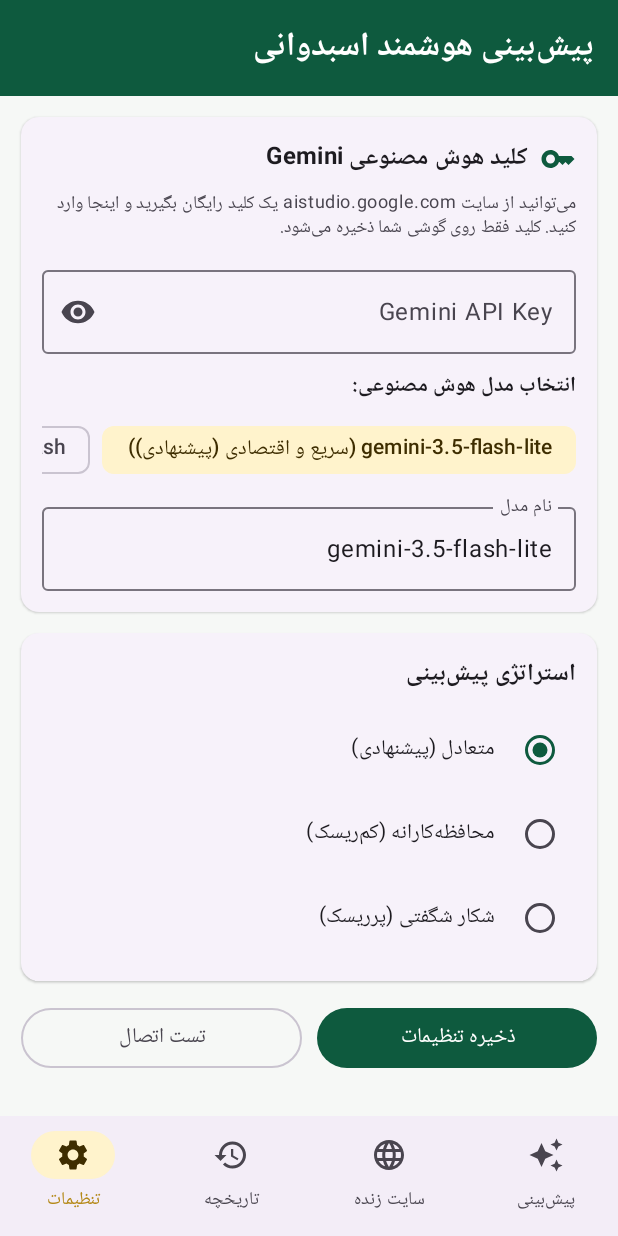
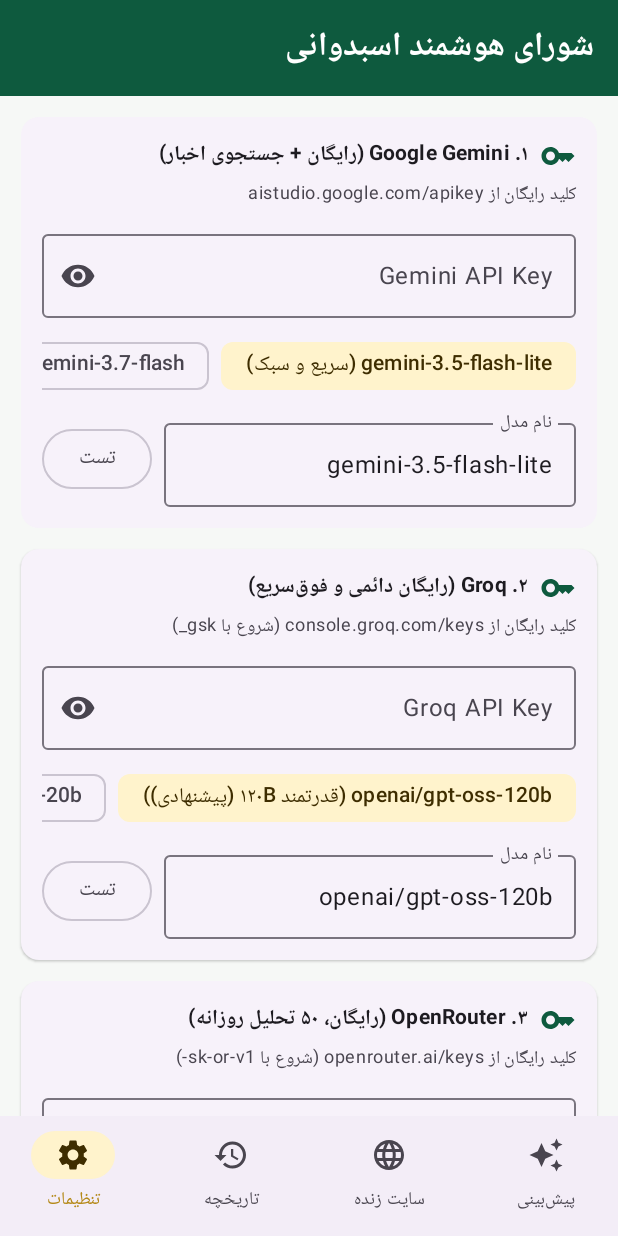
Before and after one commit to EminTm/Asbdavani, an Android app built with Jetpack Compose: the screen it shows after launch (MainActivity), item 4 of the bottom bar chosen, on a phone screen of 412 x 824 dp. Run offline under Robolectric (Android 15) with nearby library versions, the phone set to English and light mode, and no system bars.

Commit message:
Refactor MainScreen and update API key handling

```diff
--- a/app/src/main/java/com/asbai/predictor/ui/screens/MainScreen.kt
+++ b/app/src/main/java/com/asbai/predictor/ui/screens/MainScreen.kt
@@ -23,6 +23,7 @@ import androidx.compose.foundation.verticalScroll
 import androidx.compose.material.icons.Icons
 import androidx.compose.material.icons.automirrored.filled.ArrowBack
 import androidx.compose.material.icons.filled.AutoAwesome
+import androidx.compose.material.icons.filled.CheckCircle
 import androidx.compose.material.icons.filled.Close
 import androidx.compose.material.icons.filled.ContentPaste
 import androidx.compose.material.icons.filled.Delete
@@ -71,6 +72,7 @@ import androidx.compose.runtime.remember
 import androidx.compose.runtime.setValue
 import androidx.compose.ui.Alignment
 import androidx.compose.ui.Modifier
+import androidx.compose.ui.graphics.Color
 import androidx.compose.ui.platform.LocalClipboardManager
 import androidx.compose.ui.platform.LocalContext
 import androidx.compose.ui.text.font.FontWeight
@@ -96,7 +98,7 @@ fun MainScreen(viewModel: MainViewModel) {
             TopAppBar(
                 title = {
                     Text(
-                        text = "پیش‌بینی هوشمند اسبدوانی",
+                        text = "شورای هوشمند اسبدوانی",
                         fontWeight = FontWeight.Bold
                     )
                 },
@@ -215,6 +217,8 @@ private fun PredictTab(state: MainUiState, viewModel: MainViewModel) {
     var showRawData by remember { mutableStateOf(true) }
     var showNewsNotes by remember { mutableStateOf(false) }
 
+    val hasAnyKey = state.apiKey.isNotBlank() || state.groqApiKey.isNotBlank() || state.openRouterApiKey.isNotBlank()
+
     Column(
         modifier = Modifier
             .fillMaxSize()
@@ -222,26 +226,29 @@ private fun PredictTab(state: MainUiState, viewModel: MainViewModel) {
             .padding(12.dp),
         verticalArrangement = Arrangement.spacedBy(12.dp)
     ) {
-        if (state.apiKey.isBlank()) {
         ElevatedCard(
             modifier = Modifier.fillMaxWidth(),
             colors = CardDefaults.elevatedCardColors(
-                    containerColor = MaterialTheme.colorScheme.secondaryContainer
+                containerColor = MaterialTheme.colorScheme.surfaceVariant
             )
         ) {
             Row(
-                    modifier = Modifier.padding(12.dp),
-                    verticalAlignment = Alignment.CenterVertically,
-                    horizontalArrangement = Arrangement.SpaceBetween
+                modifier = Modifier
+                    .fillMaxWidth()
+                    .padding(horizontal = 12.dp, vertical = 8.dp),
+                horizontalArrangement = Arrangement.SpaceBetween,
+                verticalAlignment = Alignment.CenterVertically
             ) {
-                    Text(
-                        text = "کلید هوش مصنوعی جمنای هنوز ثبت نشده است.",
-                        style = MaterialTheme.typography.bodySmall,
-                        modifier = Modifier.weight(1f)
-                    )
+                Row(
+                    horizontalArrangement = Arrangement.spacedBy(10.dp),
+                    verticalAlignment = Alignment.CenterVertically
+                ) {
+                    CouncilMemberBadge("Gemini", state.apiKey.isNotBlank())
+                    CouncilMemberBadge("Groq", state.groqApiKey.isNotBlank())
+                    CouncilMemberBadge("OpenRouter", state.openRouterApiKey.isNotBlank())
+                }
                 TextButton(onClick = { viewModel.selectTab(AppTab.SETTINGS) }) {
-                        Text("ثبت کلید")
-                    }
+                    Text(if (hasAnyKey) "تنظیم کلیدها" else "ثبت کلید")
                 }
             }
         }
@@ -383,7 +390,6 @@ private fun PredictTab(state: MainUiState, viewModel: MainViewModel) {
             }
         }
 
-        // اخبار، جستجوی گوگل و نکات پیست
         OutlinedCard(modifier = Modifier.fillMaxWidth()) {
             Column(modifier = Modifier.padding(12.dp)) {
                 Row(
@@ -408,7 +414,7 @@ private fun PredictTab(state: MainUiState, viewModel: MainViewModel) {
                                 fontWeight = FontWeight.Bold
                             )
                             Text(
-                                text = "بررسی آخرین اخبار، حواشی و پیست قبل از تحلیل",
+                                text = "توسط Gemini جستجو و با کل شورا به اشتراک گذاشته می‌شود",
                                 style = MaterialTheme.typography.labelSmall,
                                 color = MaterialTheme.colorScheme.onSurfaceVariant
                             )
@@ -467,11 +473,11 @@ private fun PredictTab(state: MainUiState, viewModel: MainViewModel) {
                     color = MaterialTheme.colorScheme.onPrimary
                 )
                 Spacer(Modifier.width(10.dp))
-                Text("در حال تحلیل و بررسی اخبار...")
+                Text("شورا در حال تحلیل همزمان...")
             } else {
                 Icon(Icons.Default.AutoAwesome, contentDescription = null)
                 Spacer(Modifier.width(8.dp))
-                Text("شروع پیش‌بینی، اخبار و رادار کورس", fontWeight = FontWeight.Bold)
+                Text("تحلیل همزمان با شورای هوش مصنوعی", fontWeight = FontWeight.Bold)
             }
         }
 
@@ -490,6 +496,25 @@ private fun PredictTab(state: MainUiState, viewModel: MainViewModel) {
                 }
             )
         }
+    }
+}
+
+@Composable
+private fun CouncilMemberBadge(name: String, active: Boolean) {
+    Row(verticalAlignment = Alignment.CenterVertically) {
+        Icon(
+            imageVector = Icons.Default.CheckCircle,
+            contentDescription = null,
+            tint = if (active) Color(0xFF1B8A5A) else Color(0xFF9E9E9E),
+            modifier = Modifier.width(15.dp).height(15.dp)
+        )
+        Spacer(Modifier.width(3.dp))
+        Text(
+            text = name,
+            style = MaterialTheme.typography.labelMedium,
+            fontWeight = if (active) FontWeight.Bold else FontWeight.Normal,
+            color = if (active) MaterialTheme.colorScheme.onSurface else Color(0xFF757575)
+        )
     }
 }
 
@@ -676,15 +701,16 @@ private fun HistoryTab(state: MainUiState, viewModel: MainViewModel) {
 
 @Composable
 private fun SettingsTab(state: MainUiState, viewModel: MainViewModel) {
-    var apiKeyInput by remember(state.apiKey) { mutableStateOf(state.apiKey) }
-    var modelInput by remember(state.selectedModel) { mutableStateOf(state.selectedModel) }
+    var geminiKeyInput by remember(state.apiKey) { mutableStateOf(state.apiKey) }
+    var geminiModelInput by remember(state.selectedModel) { mutableStateOf(state.selectedModel) }
+
+    var groqKeyInput by remember(state.groqApiKey) { mutableStateOf(state.groqApiKey) }
+    var groqModelInput by remember(state.groqModel) { mutableStateOf(state.groqModel) }
+
+    var orKeyInput by remember(state.openRouterApiKey) { mutableStateOf(state.openRouterApiKey) }
+    var orModelInput by remember(state.openRouterModel) { mutableStateOf(state.openRouterModel) }
+
     var selectedRisk by remember(state.riskProfile) { mutableStateOf(state.riskProfile) }
-    var showKey by remember { mutableStateOf(false) }
-
-    val presetModels = listOf(
-        "gemini-3.5-flash-lite" to "سریع و اقتصادی (پیشنهادی)",
-        "gemini-3.8-flash" to "تحلیل عمیق‌تر و دقیق‌تر"
-    )
 
     Column(
         modifier = Modifier
@@ -693,75 +719,58 @@ private fun SettingsTab(state: MainUiState, viewModel: MainViewModel) {
             .padding(14.dp),
         verticalArrangement = Arrangement.spacedBy(14.dp)
     ) {
-        ElevatedCard(modifier = Modifier.fillMaxWidth()) {
-            Column(modifier = Modifier.padding(14.dp)) {
-                Row(verticalAlignment = Alignment.CenterVertically) {
-                    Icon(Icons.Default.Key, contentDescription = null, tint = MaterialTheme.colorScheme.primary)
-                    Spacer(Modifier.width(8.dp))
-                    Text(
-                        text = "کلید هوش مصنوعی Gemini",
-                        style = MaterialTheme.typography.titleMedium,
-                        fontWeight = FontWeight.Bold
-                    )
-                }
-                Spacer(Modifier.height(6.dp))
-                Text(
-                    text = "می‌توانید از سایت aistudio.google.com یک کلید رایگان بگیرید و اینجا وارد کنید. کلید فقط روی گوشی شما ذخیره می‌شود.",
-                    style = MaterialTheme.typography.bodySmall,
-                    color = MaterialTheme.colorScheme.onSurfaceVariant
-                )
-                Spacer(Modifier.height(10.dp))
-                OutlinedTextField(
-                    value = apiKeyInput,
-                    onValueChange = { apiKeyInput = it },
-                    label = { Text("Gemini API Key") },
-                    singleLine = true,
-                    visualTransformation = if (showKey) VisualTransformation.None else PasswordVisualTransformation(),
-                    trailingIcon = {
-                        IconButton(onClick = { showKey = !showKey }) {
-                            Icon(
-                                imageVector = if (showKey) Icons.Default.VisibilityOff else Icons.Default.Visibility,
-                                contentDescription = "نمایش کلید"
-                            )
-                        }
-                    },
-                    modifier = Modifier.fillMaxWidth()
+        ProviderSettingsCard(
+            title = "۱. Google Gemini (رایگان + جستجوی اخبار)",
+            helperText = "کلید رایگان از aistudio.google.com/apikey",
+            keyLabel = "Gemini API Key",
+            apiKey = geminiKeyInput,
+            onApiKeyChange = { geminiKeyInput = it },
+            model = geminiModelInput,
+            onModelChange = { geminiModelInput = it },
+            presetModels = listOf(
+                "gemini-3.5-flash-lite" to "سریع و سبک",
+                "gemini-3.7-flash" to "متعادل",
+                "gemini-3.8-flash" to "دقیق‌تر"
+            ),
+            isTesting = state.isTestingKey,
+            onTestClick = { viewModel.testGeminiKey(geminiKeyInput, geminiModelInput) }
         )
 
-                Spacer(Modifier.height(10.dp))
-                Text(
-                    text = "انتخاب مدل هوش مصنوعی:",
-                    style = MaterialTheme.typography.labelLarge,
-                    fontWeight = FontWeight.Bold
+        ProviderSettingsCard(
+            title = "۲. Groq (رایگان دائمی و فوق‌سریع)",
+            helperText = "کلید رایگان از console.groq.com/keys (شروع با gsk_)",
+            keyLabel = "Groq API Key",
+            apiKey = groqKeyInput,
+            onApiKeyChange = { groqKeyInput = it },
+            model = groqModelInput,
+            onModelChange = { groqModelInput = it },
+            presetModels = listOf(
+                "openai/gpt-oss-120b" to "قدرتمند ۱۲۰B (پیشنهادی)",
+                "openai/gpt-oss-20b" to "بسیار سریع ۲۰B"
+            ),
+            isTesting = state.isTestingKey,
+            onTestClick = { viewModel.testGroqKey(groqKeyInput, groqModelInput) }
         )
-                Spacer(Modifier.height(6.dp))
-                Row(
-                    modifier = Modifier.horizontalScroll(rememberScrollState()),
-                    horizontalArrangement = Arrangement.spacedBy(8.dp)
-                ) {
-                    presetModels.forEach { (id, desc) ->
-                        FilterChip(
-                            selected = modelInput == id,
-                            onClick = { modelInput = id },
-                            label = { Text("$id ($desc)") }
+
+        ProviderSettingsCard(
+            title = "۳. OpenRouter (رایگان، ۵۰ تحلیل روزانه)",
+            helperText = "کلید رایگان از openrouter.ai/keys (شروع با sk-or-v1-)",
+            keyLabel = "OpenRouter API Key",
+            apiKey = orKeyInput,
+            onApiKeyChange = { orKeyInput = it },
+            model = orModelInput,
+            onModelChange = { orModelInput = it },
+            presetModels = listOf(
+                "openrouter/free" to "انتخاب خودکار بهترین مدل رایگان"
+            ),
+            isTesting = state.isTestingKey,
+            onTestClick = { viewModel.testOpenRouterKey(orKeyInput, orModelInput) }
         )
-                    }
-                }
-                Spacer(Modifier.height(6.dp))
-                OutlinedTextField(
-                    value = modelInput,
-                    onValueChange = { modelInput = it },
-                    label = { Text("نام مدل") },
-                    singleLine = true,
-                    modifier = Modifier.fillMaxWidth()
-                )
-            }
-        }
 
         ElevatedCard(modifier = Modifier.fillMaxWidth()) {
             Column(modifier = Modifier.padding(14.dp)) {
                 Text(
-                    text = "استراتژی پیش‌بینی",
+                    text = "استراتژی پیش‌بینی شورا",
                     style = MaterialTheme.typography.titleMedium,
                     fontWeight = FontWeight.Bold
                 )
@@ -785,30 +794,109 @@ private fun SettingsTab(state: MainUiState, viewModel: MainViewModel) {
             }
         }
 
+        Button(
+            onClick = {
+                viewModel.saveAllSettings(
+                    geminiKey = geminiKeyInput,
+                    geminiModel = geminiModelInput,
+                    groqKey = groqKeyInput,
+                    groqModel = groqModelInput,
+                    openRouterKey = orKeyInput,
+                    openRouterModel = orModelInput,
+                    riskProfile = selectedRisk
+                )
+            },
+            modifier = Modifier
+                .fillMaxWidth()
+                .height(50.dp)
+        ) {
+            Text("ذخیره همه تنظیمات", fontWeight = FontWeight.Bold)
+        }
+    }
+}
+
+@Composable
+private fun ProviderSettingsCard(
+    title: String,
+    helperText: String,
+    keyLabel: String,
+    apiKey: String,
+    onApiKeyChange: (String) -> Unit,
+    model: String,
+    onModelChange: (String) -> Unit,
+    presetModels: List<Pair<String, String>>,
+    isTesting: Boolean,
+    onTestClick: () -> Unit
+) {
+    var showKey by remember { mutableStateOf(false) }
+
+    ElevatedCard(modifier = Modifier.fillMaxWidth()) {
+        Column(modifier = Modifier.padding(14.dp)) {
+            Row(verticalAlignment = Alignment.CenterVertically) {
+                Icon(Icons.Default.Key, contentDescription = null, tint = MaterialTheme.colorScheme.primary)
+                Spacer(Modifier.width(8.dp))
+                Text(
+                    text = title,
+                    style = MaterialTheme.typography.titleSmall,
+                    fontWeight = FontWeight.Bold
+                )
+            }
+            Spacer(Modifier.height(4.dp))
+            Text(
+                text = helperText,
+                style = MaterialTheme.typography.bodySmall,
+                color = MaterialTheme.colorScheme.onSurfaceVariant
+            )
+            Spacer(Modifier.height(8.dp))
+            OutlinedTextField(
+                value = apiKey,
+                onValueChange = onApiKeyChange,
+                label = { Text(keyLabel) },
+                singleLine = true,
+                visualTransformation = if (showKey) VisualTransformation.None else PasswordVisualTransformation(),
+                trailingIcon = {
+                    IconButton(onClick = { showKey = !showKey }) {
+                        Icon(
+                            imageVector = if (showKey) Icons.Default.VisibilityOff else Icons.Default.Visibility,
+                            contentDescription = "نمایش کلید"
+                        )
+                    }
+                },
+                modifier = Modifier.fillMaxWidth()
+            )
+            Spacer(Modifier.height(8.dp))
+            Row(
+                modifier = Modifier.horizontalScroll(rememberScrollState()),
+                horizontalArrangement = Arrangement.spacedBy(8.dp)
+            ) {
+                presetModels.forEach { (id, desc) ->
+                    FilterChip(
+                        selected = model == id,
+                        onClick = { onModelChange(id) },
+                        label = { Text("$id ($desc)") }
+                    )
+                }
+            }
+            Spacer(Modifier.height(6.dp))
             Row(
                 modifier = Modifier.fillMaxWidth(),
-            horizontalArrangement = Arrangement.spacedBy(10.dp)
+                horizontalArrangement = Arrangement.spacedBy(8.dp),
+                verticalAlignment = Alignment.CenterVertically
             ) {
-            Button(
-                onClick = { viewModel.saveSettings(apiKeyInput, modelInput, selectedRisk) },
+                OutlinedTextField(
+                    value = model,
+                    onValueChange = onModelChange,
+                    label = { Text("نام مدل") },
+                    singleLine = true,
                     modifier = Modifier.weight(1f)
+                )
+                OutlinedButton(
+                    onClick = onTestClick,
+                    enabled = !isTesting
                 ) {
-                Text("ذخیره تنظیمات")
-            }
-            OutlinedButton(
-                onClick = { viewModel.testApiKey(apiKeyInput, modelInput) },
-                enabled = !state.isTestingKey,
-                modifier = Modifier.weight(1f)
-            ) {
-                if (state.isTestingKey) {
-                    CircularProgressIndicator(
-                        modifier = Modifier.width(16.dp).height(16.dp),
-                        strokeWidth = 2.dp
-                    )
-                    Spacer(Modifier.width(6.dp))
-                }
-                Text("تست اتصال")
+                    Text("تست")
                 }
             }
         }
     }
+}
```
Lines whose indentation alone changed are shown as unchanged.
